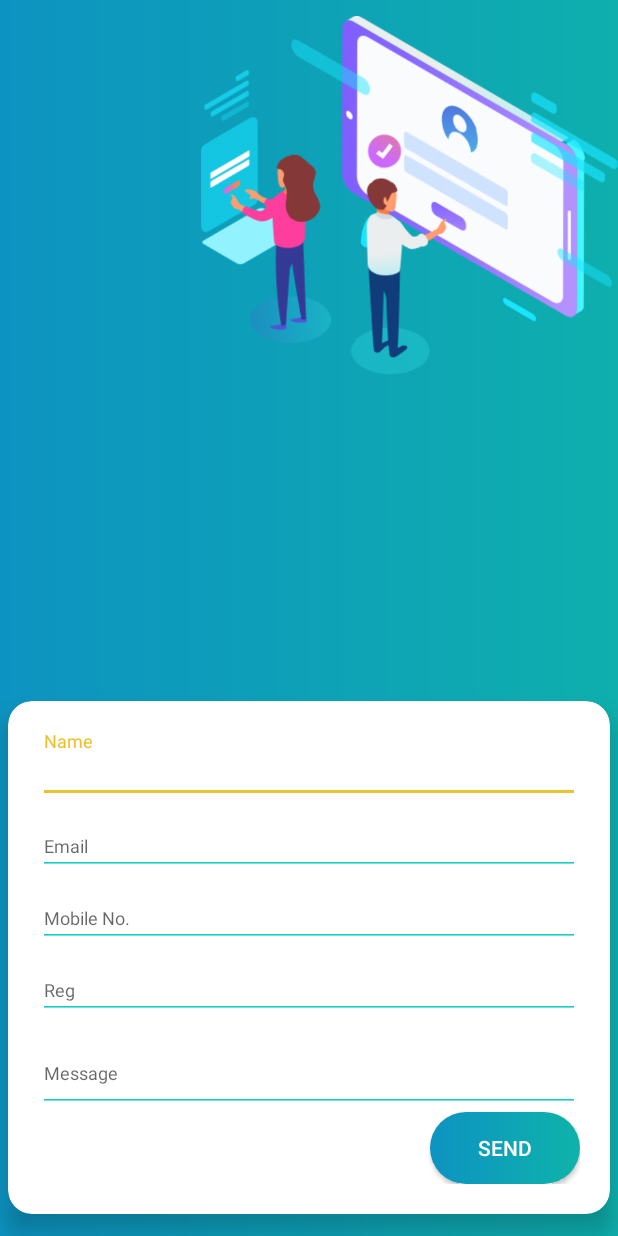
After one commit to Onur-Keskin/Housemate-Finding-Application, an Android app: the PropertiesFormActivity screen opened directly, with no data from a screen before it, on a phone screen of 412 x 824 dp. The commit adds this screen. Run offline under Robolectric (Android 15) with nearby library versions, the phone set to English and light mode, and no system bars; network calls fail; Roboto replaces fonts that are not available here.

Commit message:
PropertiesFormStructure
PropertiesFormStructure created

```diff
--- a/app/build.gradle
+++ b/app/build.gradle
@@ -61,6 +61,7 @@ dependencies {
     implementation 'com.google.android.material:material:1.7.0'
     implementation 'de.hdodenhof:circleimageview:3.1.0'
 
+
     //implementation 'br.com.simplepass:loading-button-android:1.14.0'
 
 }
--- a/app/src/main/java/com/onurkeskin/demodemobitirmeproje/service/CustomerAPI.kt
+++ b/app/src/main/java/com/onurkeskin/demodemobitirmeproje/service/CustomerAPI.kt
@@ -22,6 +22,6 @@ interface CustomerAPI {
         @Path(value = "userName", encoded = true) userName: String?
     ): Observable<CustomerModel>
 
-    @POST("save2")
+    @POST("customers/save2")
     fun addCustomer(@Body requestBody: JsonObject):Observable<CustomerModel>//henüz backend de bir dönüş body si yok
 }
--- a/app/src/main/java/com/onurkeskin/demodemobitirmeproje/view/MainActivity.kt
+++ b/app/src/main/java/com/onurkeskin/demodemobitirmeproje/view/MainActivity.kt
@@ -21,6 +21,7 @@ import retrofit2.converter.gson.GsonConverterFactory
 class MainActivity : AppCompatActivity() {
     private val BASE_URL = "http://192.168.1.21:8080/"
     private var userLoginModel : CustomerModel? = null
+    private var fromRegister = ""
     //private var userLoginRecyclerViewAdapter : UserLoginRecyclerViewAdapter? = null
 
     //Disposable -> Tek kullanımlık-Kullan At
@@ -72,13 +73,24 @@ class MainActivity : AppCompatActivity() {
     private fun handleResponse(userLogin: CustomerModel){
         userLoginModel = userLogin
         if(userLoginModel != null && userLoginModel!!.customerName != null){
+
             if(userLoginModel!!.customerUserName == userNameText.text.toString()){//password de kontrol edilecek ama önce api de olması şart
-                val intent = Intent(this@MainActivity , MainPageActivity::class.java)
-                intent.putExtra("userId", userLoginModel!!.customerId)
-                startActivity(intent)
+
+                fromRegister = intent.getStringExtra("fromRegisterPage").toString()//değeri "firstLogin" olmalı
+
+                if(fromRegister == "firstLogin"){
+                    val intent = Intent(this@MainActivity,PropertiesFormActivity::class.java)
+                    intent.putExtra("firstLoginCustomerId",userLoginModel!!.customerId)
+                    startActivity(intent)
+                }else{
+                    intent = Intent(this@MainActivity , MainPageActivity::class.java)
+                    intent.putExtra("userId", userLoginModel!!.customerId)
+                    startActivity(intent)
+                    //finish()
+                }
                 userNameText.text.clear()
                 passwordText.text.clear()
-                //finish()
+
 
             } else{
                 Toast.makeText(this,"Error Happened", Toast.LENGTH_LONG).show()
--- /dev/null
+++ b/app/src/main/java/com/onurkeskin/demodemobitirmeproje/view/PropertiesFormActivity.kt
@@ -0,0 +1,12 @@
+package com.onurkeskin.demodemobitirmeproje.view
+
+import androidx.appcompat.app.AppCompatActivity
+import android.os.Bundle
+import com.onurkeskin.demobitirmeproje.R
+
+class PropertiesFormActivity : AppCompatActivity() {
+    override fun onCreate(savedInstanceState: Bundle?) {
+        super.onCreate(savedInstanceState)
+        setContentView(R.layout.activity_properties_form)
+    }
+}
--- a/app/src/main/java/com/onurkeskin/demodemobitirmeproje/view/RegisterActivity.kt
+++ b/app/src/main/java/com/onurkeskin/demodemobitirmeproje/view/RegisterActivity.kt
@@ -25,7 +25,7 @@ import retrofit2.converter.gson.GsonConverterFactory
 
 class RegisterActivity : AppCompatActivity() {
 
-    private val BASE_URL = "http://192.168.1.21:8080/customers/"
+    private val BASE_URL = "http://192.168.1.21:8080/"
     private var compositeDisposable : CompositeDisposable? = null
     private var userRegisterModel : CustomerModel? = null
     private var userRegisterResponseModel: CustomerModel? = null
@@ -84,7 +84,7 @@ class RegisterActivity : AppCompatActivity() {
 
         if(userRegisterResponseModel != null && userRegisterResponseModel!!.customerName != null){
             if(userRegisterResponseModel!!.customerUserName == userNameText.text.toString()){//password de kontrol edilecek ama önce api de olması şart
-                val intent = Intent(this@RegisterActivity , MainPageActivity::class.java)
+                val intent = Intent(this@RegisterActivity , MainActivity::class.java)
                 intent.putExtra("userId", userRegisterResponseModel!!.customerId)
                 intent.putExtra("fromRegisterPage","firstLogin")
                 startActivity(intent)
--- /dev/null
+++ b/app/src/main/res/drawable/centre_background.xml
@@ -0,0 +1,21 @@
+<?xml version="1.0" encoding="utf-8"?>
+<shape xmlns:android="http://schemas.android.com/apk/res/android" android:shape="rectangle" >
+    <gradient
+        android:angle="0"
+        android:centerX="0%"
+        android:centerColor="#0D93C1"
+        android:startColor="#0C78D5"
+        android:endColor="#0EAFAD"
+        android:type="linear"
+        />
+    <padding
+        android:left="0dp"
+        android:top="0dp"
+        android:right="0dp"
+        android:bottom="0dp"
+        />
+    <size
+        android:width="270dp"
+        android:height="60dp"
+        />
+</shape>
--- /dev/null
+++ b/app/src/main/res/drawable/centre_button.xml
@@ -0,0 +1,24 @@
+<?xml version="1.0" encoding="utf-8"?>
+<shape xmlns:android="http://schemas.android.com/apk/res/android" android:shape="rectangle" >
+    <corners
+        android:radius="26dp"
+        />
+    <gradient
+        android:angle="0"
+        android:centerX="0%"
+        android:centerColor="#0D93C2"
+        android:startColor="#0C74D9"
+        android:endColor="#0EB3AA"
+        android:type="linear"
+        />
+    <padding
+        android:left="0dp"
+        android:top="0dp"
+        android:right="0dp"
+        android:bottom="0dp"
+        />
+    <size
+        android:width="182dp"
+        android:height="40dp"
+        />
+</shape>
--- /dev/null
+++ b/app/src/main/res/layout/activity_properties_form.xml
@@ -0,0 +1,57 @@
+<?xml version="1.0" encoding="utf-8"?>
+<androidx.coordinatorlayout.widget.CoordinatorLayout
+    xmlns:android="http://schemas.android.com/apk/res/android"
+    xmlns:app="http://schemas.android.com/apk/res-auto"
+    xmlns:tools="http://schemas.android.com/tools"
+    android:layout_width="match_parent"
+    android:layout_height="match_parent"
+    android:fitsSystemWindows="true"
+    tools:context="com.onurkeskin.demodemobitirmeproje.view.PropertiesFormActivity">
+
+    <com.google.android.material.appbar.AppBarLayout
+        android:id="@+id/app_bar"
+        android:layout_width="match_parent"
+        android:layout_height="@dimen/form_app_bar_height"
+        android:fitsSystemWindows="true"
+        android:theme="@style/AppTheme.AppBarOverlay"
+        android:background="@drawable/centre_background">
+
+        <com.google.android.material.appbar.CollapsingToolbarLayout
+            android:id="@+id/toolbar_layout"
+            android:layout_width="match_parent"
+            android:layout_height="match_parent"
+            android:fitsSystemWindows="true"
+            app:contentScrim="?attr/colorPrimary"
+            app:layout_scrollFlags="scroll|exitUntilCollapsed">
+
+            <RelativeLayout
+                android:layout_width="match_parent"
+                android:layout_height="match_parent"
+                android:background="@drawable/centre_background">
+
+                <ImageView
+                    android:layout_width="wrap_content"
+                    android:layout_height="wrap_content"
+                    android:layout_alignParentEnd="true"
+                    android:layout_alignParentRight="true"
+                    android:layout_alignParentBottom="true"
+                    android:layout_marginTop="10dp"
+                    android:adjustViewBounds="true"
+                    android:cropToPadding="true"
+                    android:src="@drawable/enquiry_bk" />
+
+            </RelativeLayout>
+
+            <androidx.appcompat.widget.Toolbar
+                android:id="@+id/toolbar"
+                android:layout_width="match_parent"
+                android:layout_height="?attr/actionBarSize"
+                app:layout_collapseMode="pin"
+                app:popupTheme="@style/AppTheme.PopupOverlay" />
+
+        </com.google.android.material.appbar.CollapsingToolbarLayout>
+    </com.google.android.material.appbar.AppBarLayout>
+
+    <include layout="@layout/content_main" />
+
+</androidx.coordinatorlayout.widget.CoordinatorLayout>
--- /dev/null
+++ b/app/src/main/res/layout/content_main.xml
@@ -0,0 +1,110 @@
+<?xml version="1.0" encoding="utf-8"?>
+<androidx.core.widget.NestedScrollView
+    xmlns:android="http://schemas.android.com/apk/res/android"
+    xmlns:app="http://schemas.android.com/apk/res-auto"
+    xmlns:tools="http://schemas.android.com/tools"
+    android:layout_width="match_parent"
+    android:layout_height="match_parent"
+    android:id="@+id/scrollFeed"
+    app:layout_behavior="@string/appbar_scrolling_view_behavior"
+    tools:context="com.onurkeskin.demodemobitirmeproje.view.PropertiesFormActivity"
+    tools:showIn="@layout/activity_properties_form"
+    android:background="@drawable/centre_background"
+    android:focusableInTouchMode="true">
+
+    <androidx.cardview.widget.CardView
+        android:id="@+id/personalDetailsCard"
+        style="@style/centreLocatorCardDesign"
+        android:layout_marginTop="10dp"
+        app:cardCornerRadius="16dp"
+        app:cardElevation="10dp">
+
+        <LinearLayout
+            android:layout_width="match_parent"
+            android:layout_height="wrap_content"
+            android:layout_gravity="center"
+            android:focusableInTouchMode="false"
+            android:orientation="vertical"
+            android:padding="20dp">
+
+            <com.google.android.material.textfield.TextInputLayout
+                android:id="@+id/txtInputName"
+                android:layout_width="match_parent"
+                android:layout_height="wrap_content">
+
+                <EditText
+                    android:id="@+id/txtName"
+                    style="@style/modifiedEditText"
+                    android:hint="@string/name"
+                    android:singleLine="true" />
+
+            </com.google.android.material.textfield.TextInputLayout>
+
+
+            <com.google.android.material.textfield.TextInputLayout
+                android:id="@+id/txtInputEmail"
+                android:layout_width="match_parent"
+                android:layout_height="wrap_content">
+
+                <EditText
+                    android:id="@+id/txtEmail"
+                    style="@style/modifiedEditText"
+                    android:ems="10"
+                    android:hint="@string/login_email_hint"
+                    android:inputType="textEmailAddress" />
+
+            </com.google.android.material.textfield.TextInputLayout>
+
+
+            <com.google.android.material.textfield.TextInputLayout
+                android:id="@+id/txtInputMob"
+                android:layout_width="match_parent"
+                android:layout_height="wrap_content">
+
+                <EditText
+                    android:id="@+id/txtMob"
+                    style="@style/modifiedEditText"
+                    android:hint="@string/mobno"
+                    android:inputType="phone" />
+            </com.google.android.material.textfield.TextInputLayout>
+
+
+            <com.google.android.material.textfield.TextInputLayout
+                android:id="@+id/txtInputReg"
+                android:layout_width="match_parent"
+                android:layout_height="wrap_content">
+
+                <EditText
+                    android:id="@+id/txtReg"
+                    style="@style/modifiedEditText"
+                    android:hint="@string/reg_no" />
+
+            </com.google.android.material.textfield.TextInputLayout>
+
+
+            <com.google.android.material.textfield.TextInputLayout
+                android:id="@+id/txtInputFeedback"
+                android:layout_width="match_parent"
+                android:layout_height="wrap_content">
+
+                <EditText
+                    android:id="@+id/txtFeed"
+                    style="@style/modifiedEditText"
+                    android:hint="@string/message"
+                    android:inputType="textMultiLine"
+                    android:minLines="2" />
+
+            </com.google.android.material.textfield.TextInputLayout>
+
+
+            <Button
+                android:id="@+id/btnSend"
+                android:layout_width="100dp"
+                android:layout_height="wrap_content"
+                android:layout_gravity="right"
+                android:background="@drawable/centre_button"
+                android:text="@string/send"
+                android:textColor="@color/whiteTextColor" />
+        </LinearLayout>
+    </androidx.cardview.widget.CardView>
+</androidx.core.widget.NestedScrollView>
--- a/app/src/main/res/values/dimens.xml
+++ b/app/src/main/res/values/dimens.xml
@@ -3,4 +3,5 @@
     <dimen name="headerTextSize">25sp</dimen>
     <dimen name="newsMoreTextSize">12sp</dimen>
     <dimen name="loginViewsMargin">20dp</dimen>
+    <dimen name="form_app_bar_height">250dp</dimen>
 </resources>
--- a/app/src/main/res/values/strings.xml
+++ b/app/src/main/res/values/strings.xml
@@ -3,4 +3,9 @@
     <string name="login_email_hint">Email</string>
     <string name="login_username_hint">Username</string>
     <string name="login_password_hint">Password</string>
+    <string name="mobno">Mobile No.</string>
+    <string name="reg_no">Reg</string>
+    <string name="name">Name</string>
+    <string name="message">Message</string>
+    <string name="send">Send</string>
 </resources>
--- a/app/src/main/res/values/styles.xml
+++ b/app/src/main/res/values/styles.xml
@@ -57,4 +57,21 @@
         <item name="android:paddingLeft">5dp</item>
     </style>
 
+    <style name="centreLocatorCardDesign">
+        <item name="android:layout_width">match_parent</item>
+        <item name="android:layout_height">match_parent</item>
+        <item name="android:layout_centerInParent">true</item>
+        <item name="android:layout_marginBottom">5dp</item>
+        <item name="android:layout_marginTop">5dp</item>
+        <item name="android:layout_marginLeft">5dp</item>
+        <item name="android:layout_marginRight">5dp</item>
+        <item name="android:layout_gravity">center</item>
+    </style>
+
+    <style name="AppTheme.PopupOverlay" parent="ThemeOverlay.AppCompat.Light" />
+
+    <style name="AppTheme.AppBarOverlay" parent="ThemeOverlay.AppCompat.Dark.ActionBar" >
+        <item name="colorControlNormal">@color/whiteTextColor</item>
+    </style>
+
 </resources>
```
Also changed, not shown: app/src/main/AndroidManifest.xml (+9 -6 lines), app/src/main/res/drawable/enquiry_bk.png (added).
